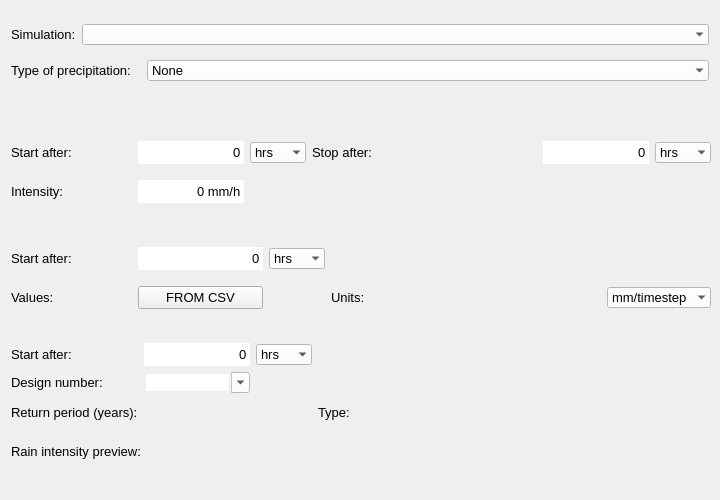
nens/threedi-api-qgis-client, file threedi_api_qgis_client/ui/page_precipitation.ui: the form before one commit.
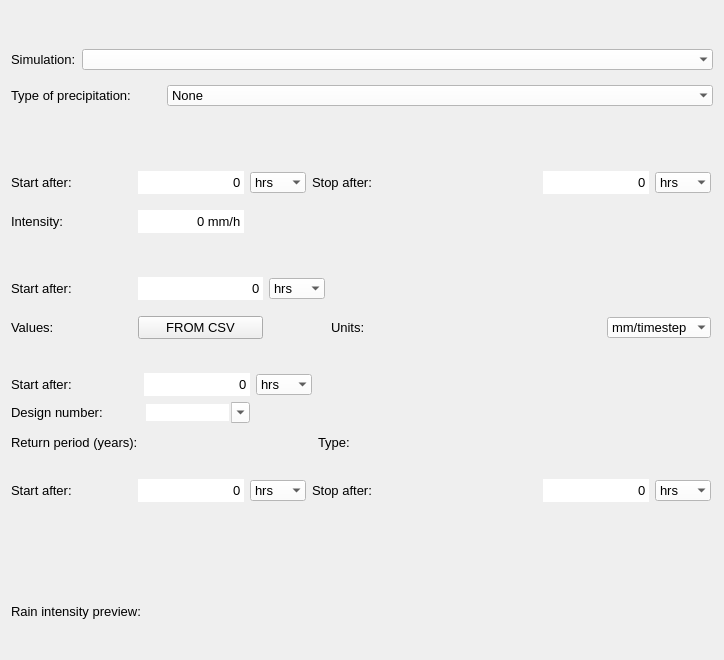
The form after the commit.

Commit message: Added Radar precipitation type.

```diff
--- a/threedi_api_qgis_client/ui/page_precipitation.ui
+++ b/threedi_api_qgis_client/ui/page_precipitation.ui
@@ -9,8 +9,8 @@
    <rect>
     <x>0</x>
     <y>0</y>
-    <width>720</width>
-    <height>500</height>
+    <width>724</width>
+    <height>660</height>
    </rect>
   </property>
   <property name="sizePolicy">
@@ -43,7 +43,7 @@
    <bool>true</bool>
   </property>
   <layout class="QGridLayout" name="gridLayout">
-   <item row="6" column="0" colspan="2">
+   <item row="7" column="0" colspan="2">
     <widget class="QWidget" name="widget_custom" native="true">
      <property name="sizePolicy">
       <sizepolicy hsizetype="Expanding" vsizetype="Expanding">
@@ -253,14 +253,7 @@
      </layout>
     </widget>
    </item>
-   <item row="10" column="0" colspan="2">
-    <layout class="QGridLayout" name="lout_plot">
-     <property name="bottomMargin">
-      <number>10</number>
-     </property>
-    </layout>
-   </item>
-   <item row="11" column="0" colspan="2">
+   <item row="13" column="0" colspan="2">
     <spacer name="horizontalSpacer">
      <property name="orientation">
       <enum>Qt::Horizontal</enum>
@@ -283,39 +276,279 @@
      </property>
     </layout>
    </item>
-   <item row="3" column="0">
-    <widget class="QLabel" name="label_2">
-     <property name="font">
-      <font>
-       <family>Segoe UI</family>
-       <pointsize>10</pointsize>
-      </font>
+   <item row="5" column="0">
+    <spacer name="verticalSpacer_3">
+     <property name="orientation">
+      <enum>Qt::Vertical</enum>
      </property>
-     <property name="text">
-      <string>Type of precipitation:</string>
+     <property name="sizeHint" stdset="0">
+      <size>
+       <width>20</width>
+       <height>40</height>
+      </size>
      </property>
-    </widget>
+    </spacer>
+   </item>
+   <item row="1" column="0">
+    <spacer name="verticalSpacer">
+     <property name="orientation">
+      <enum>Qt::Vertical</enum>
+     </property>
+     <property name="sizeHint" stdset="0">
+      <size>
+       <width>20</width>
+       <height>10</height>
+      </size>
+     </property>
+    </spacer>
    </item>
    <item row="9" column="0">
-    <widget class="QLabel" name="label_11">
+    <widget class="QWidget" name="widget_radar" native="true">
      <property name="sizePolicy">
-      <sizepolicy hsizetype="Preferred" vsizetype="Minimum">
+      <sizepolicy hsizetype="Expanding" vsizetype="Expanding">
        <horstretch>0</horstretch>
        <verstretch>0</verstretch>
       </sizepolicy>
      </property>
+     <property name="minimumSize">
+      <size>
+       <width>700</width>
+       <height>100</height>
+      </size>
+     </property>
+     <property name="maximumSize">
+      <size>
+       <width>700</width>
+       <height>16777215</height>
+      </size>
+     </property>
      <property name="font">
       <font>
        <family>Segoe UI</family>
-       <pointsize>10</pointsize>
+       <pointsize>8</pointsize>
       </font>
      </property>
-     <property name="text">
-      <string>Rain intensity preview:</string>
-     </property>
+     <layout class="QGridLayout" name="gridLayout_6">
+      <property name="leftMargin">
+       <number>0</number>
+      </property>
+      <property name="rightMargin">
+       <number>0</number>
+      </property>
+      <item row="1" column="3">
+       <widget class="QComboBox" name="start_after_radar_u">
+        <property name="sizePolicy">
+         <sizepolicy hsizetype="Minimum" vsizetype="Fixed">
+          <horstretch>0</horstretch>
+          <verstretch>0</verstretch>
+         </sizepolicy>
+        </property>
+        <property name="font">
+         <font>
+          <family>Segoe UI</family>
+          <pointsize>10</pointsize>
+         </font>
+        </property>
+        <property name="styleSheet">
+         <string notr="true">QComboBox {background-color:white; selection-background-color: lightgray;}</string>
+        </property>
+        <property name="frame">
+         <bool>false</bool>
+        </property>
+        <item>
+         <property name="text">
+          <string>hrs</string>
+         </property>
+        </item>
+        <item>
+         <property name="text">
+          <string>mins</string>
+         </property>
+        </item>
+        <item>
+         <property name="text">
+          <string>s</string>
+         </property>
+        </item>
+       </widget>
+      </item>
+      <item row="1" column="8">
+       <widget class="QComboBox" name="stop_after_radar_u">
+        <property name="sizePolicy">
+         <sizepolicy hsizetype="Minimum" vsizetype="Fixed">
+          <horstretch>0</horstretch>
+          <verstretch>0</verstretch>
+         </sizepolicy>
+        </property>
+        <property name="font">
+         <font>
+          <family>Segoe UI</family>
+          <pointsize>10</pointsize>
+         </font>
+        </property>
+        <property name="styleSheet">
+         <string notr="true">QComboBox {background-color:white; selection-background-color: lightgray;}</string>
+        </property>
+        <property name="frame">
+         <bool>false</bool>
+        </property>
+        <item>
+         <property name="text">
+          <string>hrs</string>
+         </property>
+        </item>
+        <item>
+         <property name="text">
+          <string>mins</string>
+         </property>
+        </item>
+        <item>
+         <property name="text">
+          <string>s</string>
+         </property>
+        </item>
+       </widget>
+      </item>
+      <item row="1" column="5">
+       <widget class="QLabel" name="label_15">
+        <property name="font">
+         <font>
+          <family>Segoe UI</family>
+          <pointsize>10</pointsize>
+         </font>
+        </property>
+        <property name="text">
+         <string>Stop after:</string>
+        </property>
+       </widget>
+      </item>
+      <item row="1" column="7">
+       <widget class="QSpinBox" name="sp_stop_after_radar">
+        <property name="sizePolicy">
+         <sizepolicy hsizetype="Minimum" vsizetype="Fixed">
+          <horstretch>0</horstretch>
+          <verstretch>0</verstretch>
+         </sizepolicy>
+        </property>
+        <property name="minimumSize">
+         <size>
+          <width>106</width>
+          <height>21</height>
+         </size>
+        </property>
+        <property name="font">
+         <font>
+          <family>Segoe UI</family>
+          <pointsize>10</pointsize>
+         </font>
+        </property>
+        <property name="styleSheet">
+         <string notr="true">QSpinBox {background-color: white;}</string>
+        </property>
+        <property name="frame">
+         <bool>false</bool>
+        </property>
+        <property name="alignment">
+         <set>Qt::AlignRight|Qt::AlignTrailing|Qt::AlignVCenter</set>
+        </property>
+        <property name="buttonSymbols">
+         <enum>QAbstractSpinBox::NoButtons</enum>
+        </property>
+        <property name="maximum">
+         <number>999999999</number>
+        </property>
+       </widget>
+      </item>
+      <item row="1" column="6">
+       <spacer name="horizontalSpacer_8">
+        <property name="orientation">
+         <enum>Qt::Horizontal</enum>
+        </property>
+        <property name="sizeHint" stdset="0">
+         <size>
+          <width>40</width>
+          <height>20</height>
+         </size>
+        </property>
+       </spacer>
+      </item>
+      <item row="1" column="1">
+       <spacer name="horizontalSpacer_7">
+        <property name="orientation">
+         <enum>Qt::Horizontal</enum>
+        </property>
+        <property name="sizeType">
+         <enum>QSizePolicy::Minimum</enum>
+        </property>
+        <property name="sizeHint" stdset="0">
+         <size>
+          <width>60</width>
+          <height>20</height>
+         </size>
+        </property>
+       </spacer>
+      </item>
+      <item row="1" column="0">
+       <widget class="QLabel" name="label_16">
+        <property name="font">
+         <font>
+          <family>Segoe UI</family>
+          <pointsize>10</pointsize>
+         </font>
+        </property>
+        <property name="text">
+         <string>Start after:</string>
+        </property>
+       </widget>
+      </item>
+      <item row="1" column="2">
+       <widget class="QSpinBox" name="sp_start_after_radar">
+        <property name="minimumSize">
+         <size>
+          <width>106</width>
+          <height>20</height>
+         </size>
+        </property>
+        <property name="font">
+         <font>
+          <family>Segoe UI</family>
+          <pointsize>10</pointsize>
+         </font>
+        </property>
+        <property name="styleSheet">
+         <string notr="true">QSpinBox {background-color: white;}</string>
+        </property>
+        <property name="frame">
+         <bool>false</bool>
+        </property>
+        <property name="alignment">
+         <set>Qt::AlignRight|Qt::AlignTrailing|Qt::AlignVCenter</set>
+        </property>
+        <property name="buttonSymbols">
+         <enum>QAbstractSpinBox::NoButtons</enum>
+        </property>
+        <property name="maximum">
+         <number>999999999</number>
+        </property>
+       </widget>
+      </item>
+      <item row="2" column="5">
+       <spacer name="verticalSpacer_4">
+        <property name="orientation">
+         <enum>Qt::Vertical</enum>
+        </property>
+        <property name="sizeHint" stdset="0">
+         <size>
+          <width>20</width>
+          <height>40</height>
+         </size>
+        </property>
+       </spacer>
+      </item>
+     </layout>
     </widget>
    </item>
-   <item row="8" column="0">
+   <item row="10" column="0">
     <spacer name="verticalSpacer_2">
      <property name="orientation">
       <enum>Qt::Vertical</enum>
@@ -328,335 +561,7 @@
      </property>
     </spacer>
    </item>
-   <item row="3" column="1">
-    <widget class="QComboBox" name="cbo_prec_type">
-     <property name="sizePolicy">
-      <sizepolicy hsizetype="Expanding" vsizetype="Fixed">
-       <horstretch>0</horstretch>
-       <verstretch>0</verstretch>
-      </sizepolicy>
-     </property>
-     <property name="font">
-      <font>
-       <family>Segoe UI</family>
-       <pointsize>10</pointsize>
-      </font>
-     </property>
-     <property name="autoFillBackground">
-      <bool>false</bool>
-     </property>
-     <property name="styleSheet">
-      <string notr="true">QComboBox {background-color:white; selection-background-color: lightgray;}</string>
-     </property>
-     <property name="editable">
-      <bool>false</bool>
-     </property>
-     <property name="currentText">
-      <string>None</string>
-     </property>
-     <property name="frame">
-      <bool>false</bool>
-     </property>
-     <item>
-      <property name="text">
-       <string>None</string>
-      </property>
-     </item>
-     <item>
-      <property name="text">
-       <string>Constant</string>
-      </property>
-     </item>
-     <item>
-      <property name="text">
-       <string>Custom</string>
-      </property>
-     </item>
-     <item>
-      <property name="text">
-       <string>Design</string>
-      </property>
-     </item>
-    </widget>
-   </item>
-   <item row="5" column="0" colspan="2">
-    <widget class="QWidget" name="widget_constant" native="true">
-     <property name="sizePolicy">
-      <sizepolicy hsizetype="Expanding" vsizetype="Expanding">
-       <horstretch>0</horstretch>
-       <verstretch>0</verstretch>
-      </sizepolicy>
-     </property>
-     <property name="minimumSize">
-      <size>
-       <width>700</width>
-       <height>100</height>
-      </size>
-     </property>
-     <property name="maximumSize">
-      <size>
-       <width>700</width>
-       <height>16777215</height>
-      </size>
-     </property>
-     <property name="font">
-      <font>
-       <family>Segoe UI</family>
-       <pointsize>8</pointsize>
-      </font>
-     </property>
-     <layout class="QGridLayout" name="gridLayout_2">
-      <property name="leftMargin">
-       <number>0</number>
-      </property>
-      <property name="rightMargin">
-       <number>0</number>
-      </property>
-      <item row="1" column="3">
-       <widget class="QComboBox" name="start_after_constant_u">
-        <property name="sizePolicy">
-         <sizepolicy hsizetype="Minimum" vsizetype="Fixed">
-          <horstretch>0</horstretch>
-          <verstretch>0</verstretch>
-         </sizepolicy>
-        </property>
-        <property name="font">
-         <font>
-          <family>Segoe UI</family>
-          <pointsize>10</pointsize>
-         </font>
-        </property>
-        <property name="styleSheet">
-         <string notr="true">QComboBox {background-color:white; selection-background-color: lightgray;}</string>
-        </property>
-        <property name="frame">
-         <bool>false</bool>
-        </property>
-        <item>
-         <property name="text">
-          <string>hrs</string>
-         </property>
-        </item>
-        <item>
-         <property name="text">
-          <string>mins</string>
-         </property>
-        </item>
-        <item>
-         <property name="text">
-          <string>s</string>
-         </property>
-        </item>
-       </widget>
-      </item>
-      <item row="1" column="8">
-       <widget class="QComboBox" name="stop_after_constant_u">
-        <property name="sizePolicy">
-         <sizepolicy hsizetype="Minimum" vsizetype="Fixed">
-          <horstretch>0</horstretch>
-          <verstretch>0</verstretch>
-         </sizepolicy>
-        </property>
-        <property name="font">
-         <font>
-          <family>Segoe UI</family>
-          <pointsize>10</pointsize>
-         </font>
-        </property>
-        <property name="styleSheet">
-         <string notr="true">QComboBox {background-color:white; selection-background-color: lightgray;}</string>
-        </property>
-        <property name="frame">
-         <bool>false</bool>
-        </property>
-        <item>
-         <property name="text">
-          <string>hrs</string>
-         </property>
-        </item>
-        <item>
-         <property name="text">
-          <string>mins</string>
-         </property>
-        </item>
-        <item>
-         <property name="text">
-          <string>s</string>
-         </property>
-        </item>
-       </widget>
-      </item>
-      <item row="1" column="2">
-       <widget class="QSpinBox" name="sp_start_after_constant">
-        <property name="minimumSize">
-         <size>
-          <width>106</width>
-          <height>20</height>
-         </size>
-        </property>
-        <property name="font">
-         <font>
-          <family>Segoe UI</family>
-          <pointsize>10</pointsize>
-         </font>
-        </property>
-        <property name="styleSheet">
-         <string notr="true">QSpinBox {background-color: white;}</string>
-        </property>
-        <property name="frame">
-         <bool>false</bool>
-        </property>
-        <property name="alignment">
-         <set>Qt::AlignRight|Qt::AlignTrailing|Qt::AlignVCenter</set>
-        </property>
-        <property name="buttonSymbols">
-         <enum>QAbstractSpinBox::NoButtons</enum>
-        </property>
-        <property name="maximum">
-         <number>999999999</number>
-        </property>
-       </widget>
-      </item>
-      <item row="2" column="0">
-       <widget class="QLabel" name="label_3">
-        <property name="font">
-         <font>
-          <family>Segoe UI</family>
-          <pointsize>10</pointsize>
-         </font>
-        </property>
-        <property name="text">
-         <string>Intensity:</string>
-        </property>
-       </widget>
-      </item>
-      <item row="1" column="7">
-       <widget class="QSpinBox" name="sp_stop_after_constant">
-        <property name="sizePolicy">
-         <sizepolicy hsizetype="Minimum" vsizetype="Fixed">
-          <horstretch>0</horstretch>
-          <verstretch>0</verstretch>
-         </sizepolicy>
-        </property>
-        <property name="minimumSize">
-         <size>
-          <width>106</width>
-          <height>21</height>
-         </size>
-        </property>
-        <property name="font">
-         <font>
-          <family>Segoe UI</family>
-          <pointsize>10</pointsize>
-         </font>
-        </property>
-        <property name="styleSheet">
-         <string notr="true">QSpinBox {background-color: white;}</string>
-        </property>
-        <property name="frame">
-         <bool>false</bool>
-        </property>
-        <property name="alignment">
-         <set>Qt::AlignRight|Qt::AlignTrailing|Qt::AlignVCenter</set>
-        </property>
-        <property name="buttonSymbols">
-         <enum>QAbstractSpinBox::NoButtons</enum>
-        </property>
-        <property name="maximum">
-         <number>999999999</number>
-        </property>
-       </widget>
-      </item>
-      <item row="1" column="5">
-       <widget class="QLabel" name="label_4">
-        <property name="font">
-         <font>
-          <family>Segoe UI</family>
-          <pointsize>10</pointsize>
-         </font>
-        </property>
-        <property name="text">
-         <string>Stop after:</string>
-        </property>
-       </widget>
-      </item>
-      <item row="1" column="0">
-       <widget class="QLabel" name="label">
-        <property name="font">
-         <font>
-          <family>Segoe UI</family>
-          <pointsize>10</pointsize>
-         </font>
-        </property>
-        <property name="text">
-         <string>Start after:</string>
-        </property>
-       </widget>
-      </item>
-      <item row="1" column="1">
-       <spacer name="horizontalSpacer_5">
-        <property name="orientation">
-         <enum>Qt::Horizontal</enum>
-        </property>
-        <property name="sizeType">
-         <enum>QSizePolicy::Minimum</enum>
-        </property>
-        <property name="sizeHint" stdset="0">
-         <size>
-          <width>60</width>
-          <height>20</height>
-         </size>
-        </property>
-       </spacer>
-      </item>
-      <item row="1" column="6">
-       <spacer name="horizontalSpacer_2">
-        <property name="orientation">
-         <enum>Qt::Horizontal</enum>
-        </property>
-        <property name="sizeHint" stdset="0">
-         <size>
-          <width>40</width>
-          <height>20</height>
-         </size>
-        </property>
-       </spacer>
-      </item>
-      <item row="2" column="2">
-       <widget class="QSpinBox" name="sp_intensity">
-        <property name="font">
-         <font>
-          <family>Segoe UI</family>
-          <pointsize>10</pointsize>
-         </font>
-        </property>
-        <property name="styleSheet">
-         <string notr="true">QSpinBox {background-color: white;}</string>
-        </property>
-        <property name="frame">
-         <bool>false</bool>
-        </property>
-        <property name="alignment">
-         <set>Qt::AlignRight|Qt::AlignTrailing|Qt::AlignVCenter</set>
-        </property>
-        <property name="buttonSymbols">
-         <enum>QAbstractSpinBox::NoButtons</enum>
-        </property>
-        <property name="suffix">
-         <string> mm/h</string>
-        </property>
-        <property name="maximum">
-         <number>999999999</number>
-        </property>
-        <property name="singleStep">
-         <number>10</number>
-        </property>
-       </widget>
-      </item>
-     </layout>
-    </widget>
-   </item>
-   <item row="7" column="0" colspan="2">
+   <item row="8" column="0" colspan="2">
     <widget class="QWidget" name="widget_design" native="true">
      <property name="sizePolicy">
       <sizepolicy hsizetype="Expanding" vsizetype="Expanding">
@@ -1003,18 +908,390 @@
      </layout>
     </widget>
    </item>
-   <item row="4" column="0">
-    <spacer name="verticalSpacer_3">
-     <property name="orientation">
-      <enum>Qt::Vertical</enum>
+   <item row="12" column="0" colspan="2">
+    <layout class="QGridLayout" name="lout_plot">
+     <property name="bottomMargin">
+      <number>10</number>
      </property>
-     <property name="sizeHint" stdset="0">
+    </layout>
+   </item>
+   <item row="11" column="0">
+    <widget class="QLabel" name="plot_label">
+     <property name="sizePolicy">
+      <sizepolicy hsizetype="Preferred" vsizetype="Minimum">
+       <horstretch>0</horstretch>
+       <verstretch>0</verstretch>
+      </sizepolicy>
+     </property>
+     <property name="font">
+      <font>
+       <family>Segoe UI</family>
+       <pointsize>10</pointsize>
+      </font>
+     </property>
+     <property name="text">
+      <string>Rain intensity preview:</string>
+     </property>
+    </widget>
+   </item>
+   <item row="6" column="0" colspan="2">
+    <widget class="QWidget" name="widget_constant" native="true">
+     <property name="sizePolicy">
+      <sizepolicy hsizetype="Expanding" vsizetype="Expanding">
+       <horstretch>0</horstretch>
+       <verstretch>0</verstretch>
+      </sizepolicy>
+     </property>
+     <property name="minimumSize">
       <size>
-       <width>20</width>
-       <height>40</height>
+       <width>700</width>
+       <height>100</height>
       </size>
      </property>
-    </spacer>
+     <property name="maximumSize">
+      <size>
+       <width>700</width>
+       <height>16777215</height>
+      </size>
+     </property>
+     <property name="font">
+      <font>
+       <family>Segoe UI</family>
+       <pointsize>8</pointsize>
+      </font>
+     </property>
+     <layout class="QGridLayout" name="gridLayout_2">
+      <property name="leftMargin">
+       <number>0</number>
+      </property>
+      <property name="rightMargin">
+       <number>0</number>
+      </property>
+      <item row="1" column="3">
+       <widget class="QComboBox" name="start_after_constant_u">
+        <property name="sizePolicy">
+         <sizepolicy hsizetype="Minimum" vsizetype="Fixed">
+          <horstretch>0</horstretch>
+          <verstretch>0</verstretch>
+         </sizepolicy>
+        </property>
+        <property name="font">
+         <font>
+          <family>Segoe UI</family>
+          <pointsize>10</pointsize>
+         </font>
+        </property>
+        <property name="styleSheet">
+         <string notr="true">QComboBox {background-color:white; selection-background-color: lightgray;}</string>
+        </property>
+        <property name="frame">
+         <bool>false</bool>
+        </property>
+        <item>
+         <property name="text">
+          <string>hrs</string>
+         </property>
+        </item>
+        <item>
+         <property name="text">
+          <string>mins</string>
+         </property>
+        </item>
+        <item>
+         <property name="text">
+          <string>s</string>
+         </property>
+        </item>
+       </widget>
+      </item>
+      <item row="1" column="8">
+       <widget class="QComboBox" name="stop_after_constant_u">
+        <property name="sizePolicy">
+         <sizepolicy hsizetype="Minimum" vsizetype="Fixed">
+          <horstretch>0</horstretch>
+          <verstretch>0</verstretch>
+         </sizepolicy>
+        </property>
+        <property name="font">
+         <font>
+          <family>Segoe UI</family>
+          <pointsize>10</pointsize>
+         </font>
+        </property>
+        <property name="styleSheet">
+         <string notr="true">QComboBox {background-color:white; selection-background-color: lightgray;}</string>
+        </property>
+        <property name="frame">
+         <bool>false</bool>
+        </property>
+        <item>
+         <property name="text">
+          <string>hrs</string>
+         </property>
+        </item>
+        <item>
+         <property name="text">
+          <string>mins</string>
+         </property>
+        </item>
+        <item>
+         <property name="text">
+          <string>s</string>
+         </property>
+        </item>
+       </widget>
+      </item>
+      <item row="1" column="2">
+       <widget class="QSpinBox" name="sp_start_after_constant">
+        <property name="minimumSize">
+         <size>
+          <width>106</width>
+          <height>20</height>
+         </size>
+        </property>
+        <property name="font">
+         <font>
+          <family>Segoe UI</family>
+          <pointsize>10</pointsize>
+         </font>
+        </property>
+        <property name="styleSheet">
+         <string notr="true">QSpinBox {background-color: white;}</string>
+        </property>
+        <property name="frame">
+         <bool>false</bool>
+        </property>
+        <property name="alignment">
+         <set>Qt::AlignRight|Qt::AlignTrailing|Qt::AlignVCenter</set>
+        </property>
+        <property name="buttonSymbols">
+         <enum>QAbstractSpinBox::NoButtons</enum>
+        </property>
+        <property name="maximum">
+         <number>999999999</number>
+        </property>
+       </widget>
+      </item>
+      <item row="2" column="0">
+       <widget class="QLabel" name="label_3">
+        <property name="font">
+         <font>
+          <family>Segoe UI</family>
+          <pointsize>10</pointsize>
+         </font>
+        </property>
+        <property name="text">
+         <string>Intensity:</string>
+        </property>
+       </widget>
+      </item>
+      <item row="1" column="7">
+       <widget class="QSpinBox" name="sp_stop_after_constant">
+        <property name="sizePolicy">
+         <sizepolicy hsizetype="Minimum" vsizetype="Fixed">
+          <horstretch>0</horstretch>
+          <verstretch>0</verstretch>
+         </sizepolicy>
+        </property>
+        <property name="minimumSize">
+         <size>
+          <width>106</width>
+          <height>21</height>
+         </size>
+        </property>
+        <property name="font">
+         <font>
+          <family>Segoe UI</family>
+          <pointsize>10</pointsize>
+         </font>
+        </property>
+        <property name="styleSheet">
+         <string notr="true">QSpinBox {background-color: white;}</string>
+        </property>
+        <property name="frame">
+         <bool>false</bool>
+        </property>
+        <property name="alignment">
+         <set>Qt::AlignRight|Qt::AlignTrailing|Qt::AlignVCenter</set>
+        </property>
+        <property name="buttonSymbols">
+         <enum>QAbstractSpinBox::NoButtons</enum>
+        </property>
+        <property name="maximum">
+         <number>999999999</number>
+        </property>
+       </widget>
+      </item>
+      <item row="1" column="5">
+       <widget class="QLabel" name="label_4">
+        <property name="font">
+         <font>
+          <family>Segoe UI</family>
+          <pointsize>10</pointsize>
+         </font>
+        </property>
+        <property name="text">
+         <string>Stop after:</string>
+        </property>
+       </widget>
+      </item>
+      <item row="1" column="0">
+       <widget class="QLabel" name="label">
+        <property name="font">
+         <font>
+          <family>Segoe UI</family>
+          <pointsize>10</pointsize>
+         </font>
+        </property>
+        <property name="text">
+         <string>Start after:</string>
+        </property>
+       </widget>
+      </item>
+      <item row="1" column="1">
+       <spacer name="horizontalSpacer_5">
+        <property name="orientation">
+         <enum>Qt::Horizontal</enum>
+        </property>
+        <property name="sizeType">
+         <enum>QSizePolicy::Minimum</enum>
+        </property>
+        <property name="sizeHint" stdset="0">
+         <size>
+          <width>60</width>
+          <height>20</height>
+         </size>
+        </property>
+       </spacer>
+      </item>
+      <item row="1" column="6">
+       <spacer name="horizontalSpacer_2">
+        <property name="orientation">
+         <enum>Qt::Horizontal</enum>
+        </property>
+        <property name="sizeHint" stdset="0">
+         <size>
+          <width>40</width>
+          <height>20</height>
+         </size>
+        </property>
+       </spacer>
+      </item>
+      <item row="2" column="2">
+       <widget class="QSpinBox" name="sp_intensity">
+        <property name="font">
+         <font>
+          <family>Segoe UI</family>
+          <pointsize>10</pointsize>
+         </font>
+        </property>
+        <property name="styleSheet">
+         <string notr="true">QSpinBox {background-color: white;}</string>
+        </property>
+        <property name="frame">
+         <bool>false</bool>
+        </property>
+        <property name="alignment">
+         <set>Qt::AlignRight|Qt::AlignTrailing|Qt::AlignVCenter</set>
+        </property>
+        <property name="buttonSymbols">
+         <enum>QAbstractSpinBox::NoButtons</enum>
+        </property>
+        <property name="suffix">
+         <string> mm/h</string>
+        </property>
+        <property name="maximum">
+         <number>999999999</number>
+        </property>
+        <property name="singleStep">
+         <number>10</number>
+        </property>
+       </widget>
+      </item>
+     </layout>
+    </widget>
+   </item>
+   <item row="3" column="0" colspan="2">
+    <layout class="QHBoxLayout" name="horizontalLayout">
+     <property name="bottomMargin">
+      <number>0</number>
+     </property>
+     <item>
+      <widget class="QLabel" name="label_2">
+       <property name="minimumSize">
+        <size>
+         <width>150</width>
+         <height>0</height>
+        </size>
+       </property>
+       <property name="font">
+        <font>
+         <family>Segoe UI</family>
+         <pointsize>10</pointsize>
+        </font>
+       </property>
+       <property name="text">
+        <string>Type of precipitation:</string>
+       </property>
+      </widget>
+     </item>
+     <item>
+      <widget class="QComboBox" name="cbo_prec_type">
+       <property name="sizePolicy">
+        <sizepolicy hsizetype="Expanding" vsizetype="Fixed">
+         <horstretch>0</horstretch>
+         <verstretch>0</verstretch>
+        </sizepolicy>
+       </property>
+       <property name="font">
+        <font>
+         <family>Segoe UI</family>
+         <pointsize>10</pointsize>
+        </font>
+       </property>
+       <property name="autoFillBackground">
+        <bool>false</bool>
+       </property>
+       <property name="styleSheet">
+        <string notr="true">QComboBox {background-color:white; selection-background-color: lightgray;}</string>
+       </property>
+       <property name="editable">
+        <bool>false</bool>
+       </property>
+       <property name="currentText">
+        <string>None</string>
+       </property>
+       <property name="frame">
+        <bool>false</bool>
+       </property>
+       <item>
+        <property name="text">
+         <string>None</string>
+        </property>
+       </item>
+       <item>
+        <property name="text">
+         <string>Constant</string>
+        </property>
+       </item>
+       <item>
+        <property name="text">
+         <string>Custom</string>
+        </property>
+       </item>
+       <item>
+        <property name="text">
+         <string>Design</string>
+        </property>
+       </item>
+       <item>
+        <property name="text">
+         <string>Radar - NL Only</string>
+        </property>
+       </item>
+      </widget>
+     </item>
+    </layout>
    </item>
   </layout>
  </widget>
```
Left out of the diff: 13 changed lines with no effect on the pictures. The commit also changes 3 other files.
